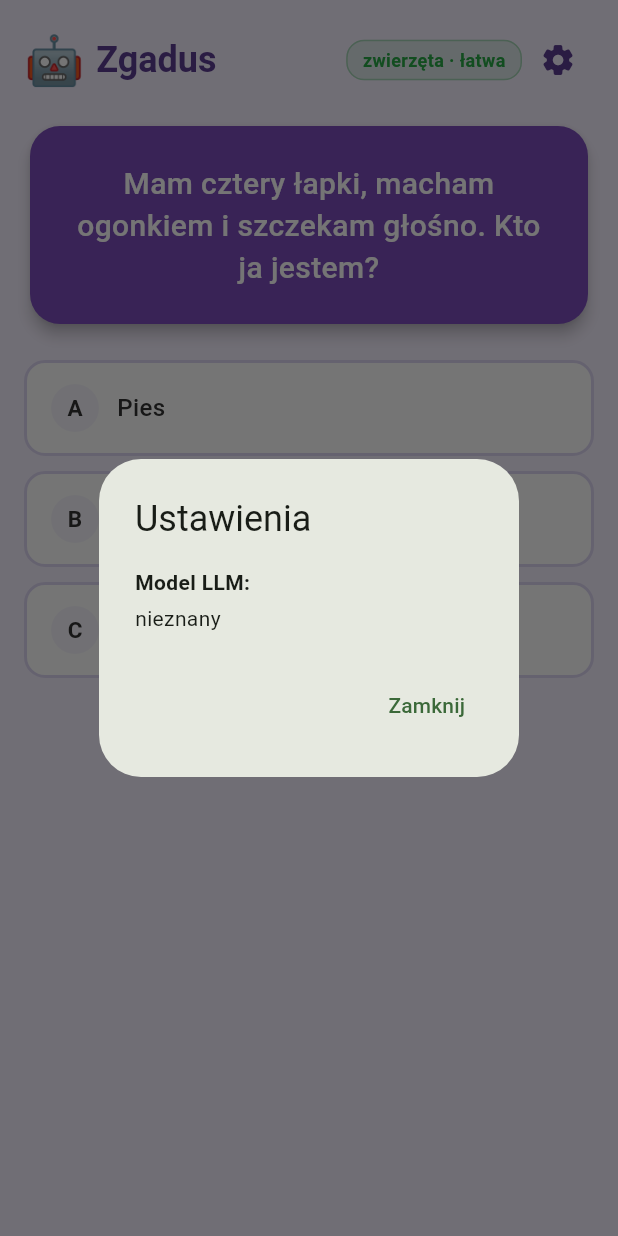
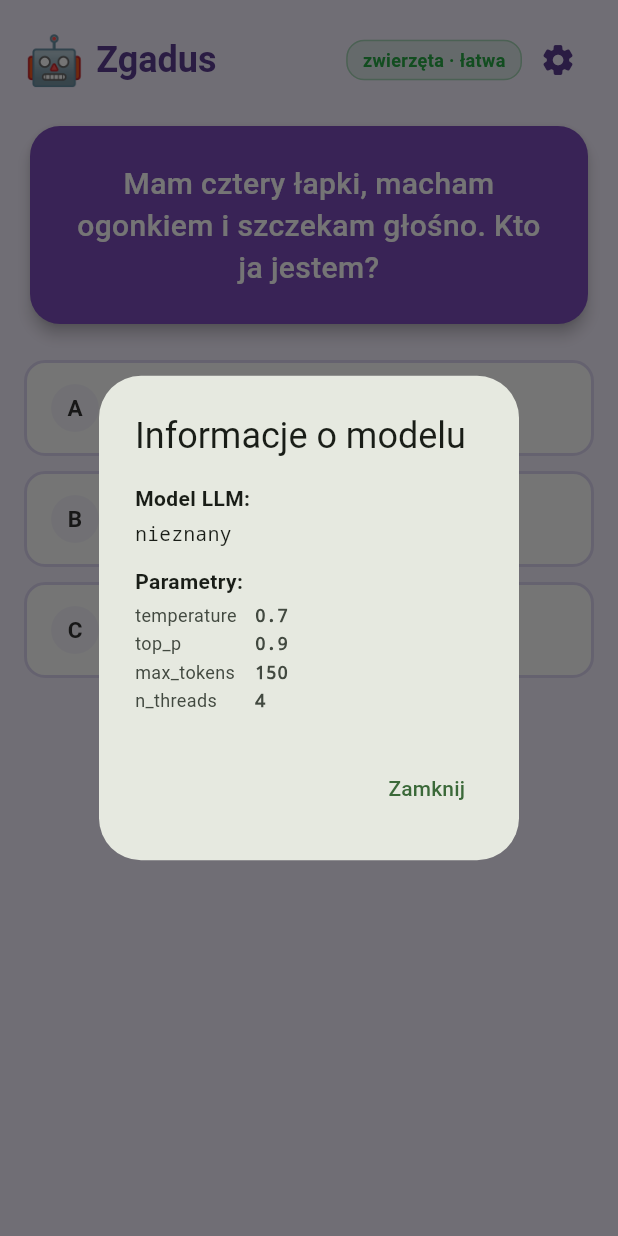
Before and after one commit to lszczuro/zagadkobot, a Flutter app: the screen it shows after launch, after a tap on the "settings" icon, on a phone screen of 412 x 824 dp. Run offline on Flutter 3.47's test engine with Material 3 defaults, Android fonts, the phone set to English and light mode, and no system bars; our stand-ins replace flutter_riverpod, flutter_tts.

Commit message:
Updated docs

```diff
--- a/lib/features/home/home_screen.dart
+++ b/lib/features/home/home_screen.dart
@@ -28,6 +28,7 @@ class _HomeScreenState extends State<HomeScreen> {
   String _comment = '';
   String? _modelName;
   StreamSubscription<String>? _sub;
+  _LlmStats? _lastStats;
 
   @override
   void initState() {
@@ -87,17 +88,32 @@ class _HomeScreenState extends State<HomeScreen> {
     );
 
     final stream = _llm.generateStream(prompt);
+    final sw = Stopwatch()..start();
+    Duration? ttft;
+    int tokenCount = 0;
+
     _sub = stream.listen(
       (token) {
+        if (tokenCount == 0) ttft = sw.elapsed;
+        tokenCount++;
         if (mounted) setState(() => _comment += token);
       },
       onDone: () {
+        sw.stop();
         if (mounted) {
-          setState(() => _phase = _Phase.done);
+          setState(() {
+            _phase = _Phase.done;
+            _lastStats = _LlmStats(
+              ttft: ttft ?? Duration.zero,
+              totalTime: sw.elapsed,
+              tokenCount: tokenCount,
+            );
+          });
           _tts.speak(_comment);
         }
       },
       onError: (_) {
+        sw.stop();
         // Fallback do predefiniowanego komentarza z bazy
         final fallback = isCorrect ? riddle.zgadusCorrect : riddle.zgadusIncorrect;
         if (mounted) {
@@ -133,6 +149,7 @@ class _HomeScreenState extends State<HomeScreen> {
               comment: _comment,
               phase: _phase,
               modelName: _modelName,
+              lastStats: _lastStats,
               onAnswer: _onAnswer,
               onNext: () => _nextRiddle(),
             ),
@@ -212,6 +229,7 @@ class _QuizView extends StatelessWidget {
     required this.onAnswer,
     required this.onNext,
     this.modelName,
+    this.lastStats,
   });
 
   final Riddle riddle;
@@ -219,6 +237,7 @@ class _QuizView extends StatelessWidget {
   final String comment;
   final _Phase phase;
   final String? modelName;
+  final _LlmStats? lastStats;
   final void Function(int) onAnswer;
   final VoidCallback onNext;
 
@@ -250,14 +269,34 @@ class _QuizView extends StatelessWidget {
                 onPressed: () => showDialog<void>(
                   context: context,
                   builder: (_) => AlertDialog(
-                    title: const Text('Ustawienia'),
+                    title: const Text('Informacje o modelu'),
                     content: Column(
                       mainAxisSize: MainAxisSize.min,
                       crossAxisAlignment: CrossAxisAlignment.start,
                       children: [
                         const Text('Model LLM:', style: TextStyle(fontWeight: FontWeight.bold)),
                         const SizedBox(height: 4),
-                        Text(modelName ?? 'brak modelu'),
+                        Text(modelName ?? 'brak modelu', style: const TextStyle(fontFamily: 'monospace', fontSize: 13)),
+                        const SizedBox(height: 12),
+                        const Text('Parametry:', style: TextStyle(fontWeight: FontWeight.bold)),
+                        const SizedBox(height: 4),
+                        _InfoTable(rows: [
+                          ('temperature', '${LlmServiceLlamaCpp.temperature}'),
+                          ('top_p', '${LlmServiceLlamaCpp.topP}'),
+                          ('max_tokens', '${LlmServiceLlamaCpp.maxTokens}'),
+                          ('n_threads', '${LlmServiceLlamaCpp.nThreads}'),
+                        ]),
+                        if (lastStats != null) ...[
+                          const SizedBox(height: 12),
+                          const Text('Ostatnia generacja:', style: TextStyle(fontWeight: FontWeight.bold)),
+                          const SizedBox(height: 4),
+                          _InfoTable(rows: [
+                            ('TTFT', '${lastStats!.ttft.inMilliseconds} ms'),
+                            ('tokeny', '${lastStats!.tokenCount}'),
+                            ('czas', '${(lastStats!.totalTime.inMilliseconds / 1000).toStringAsFixed(1)} s'),
+                            ('tok/s', lastStats!.tokensPerSecond.toStringAsFixed(1)),
+                          ]),
+                        ],
                       ],
                     ),
                     actions: [
@@ -518,6 +557,52 @@ class _CommentCard extends StatelessWidget {
   }
 }
 
+// ─── LLM stats ────────────────────────────────────────────────────────────────
+
+class _LlmStats {
+  const _LlmStats({
+    required this.ttft,
+    required this.totalTime,
+    required this.tokenCount,
+  });
+
+  final Duration ttft;
+  final Duration totalTime;
+  final int tokenCount;
+
+  double get tokensPerSecond =>
+      totalTime.inMilliseconds > 0 ? tokenCount / totalTime.inSeconds : 0;
+}
+
+// ─── Info table ───────────────────────────────────────────────────────────────
+
+class _InfoTable extends StatelessWidget {
+  const _InfoTable({required this.rows});
+  final List<(String, String)> rows;
+
+  @override
+  Widget build(BuildContext context) {
+    final labelStyle = TextStyle(
+      fontSize: 12,
+      color: Theme.of(context).colorScheme.onSurfaceVariant,
+    );
+    final valueStyle = labelStyle.copyWith(fontWeight: FontWeight.w600, fontFamily: 'monospace');
+    return Table(
+      columnWidths: const {0: IntrinsicColumnWidth(), 1: FlexColumnWidth()},
+      children: [
+        for (final (label, value) in rows)
+          TableRow(children: [
+            Padding(
+              padding: const EdgeInsets.only(right: 12, bottom: 2),
+              child: Text(label, style: labelStyle),
+            ),
+            Text(value, style: valueStyle),
+          ]),
+      ],
+    );
+  }
+}
+
 // ─── Category chip ────────────────────────────────────────────────────────────
 
 class _CategoryChip extends StatelessWidget {
```
Also changed, not shown: docs/2026-03-12-example-riddle-screenshot.png (added), docs/2026-03-12-parameters.jpg (added), 2 other files.
